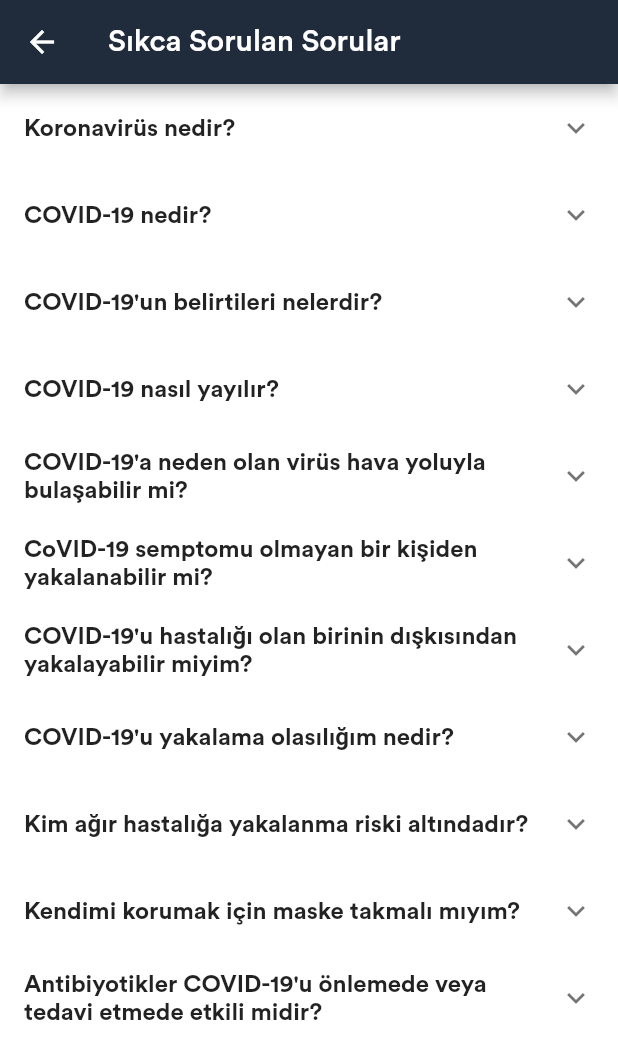
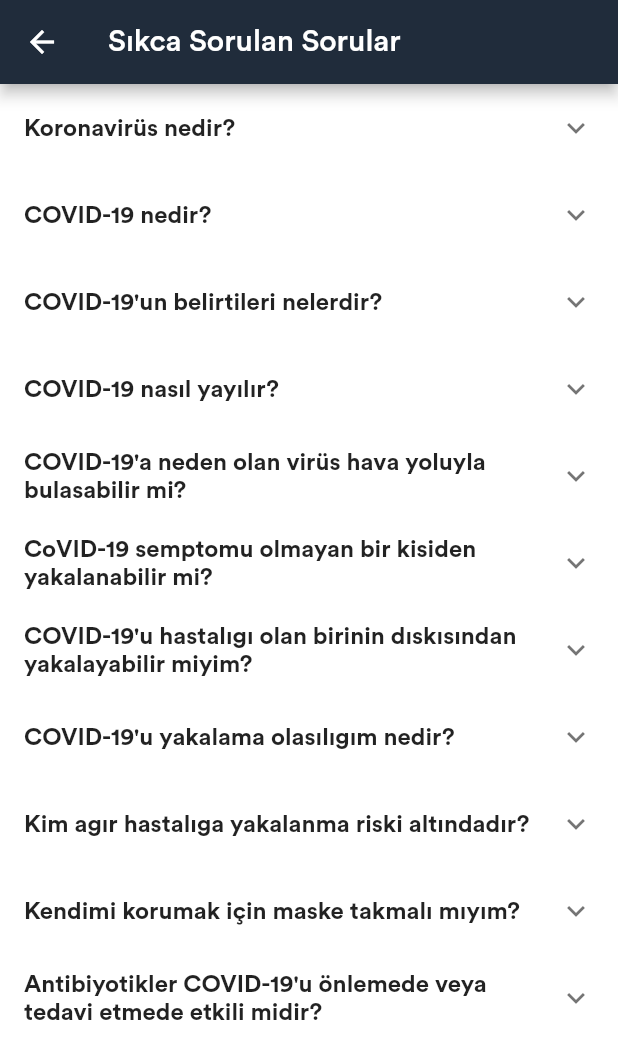
Before and after one commit to OguzhanKaya58/flutter_app_covid, a Flutter app: the screen it shows after launch, after a tap on "SIKCA SORULAN SORULAR", on a phone screen of 412 x 824 dp. Shown: the top 1059 px of the screen. Run offline on Flutter 3.47's test engine with Material 2 defaults, Android fonts, the phone set to English and light mode, and no system bars; our stand-ins replace dynamic_theme; network calls fail.

```diff
--- a/lib/datasorce.dart
+++ b/lib/datasorce.dart
@@ -29,28 +29,28 @@ class DataSource {
     },
     {
       "question":
-          "COVID-19'a neden olan virüs hava yoluyla bulaşabilir mi?",
+          "COVID-19'a neden olan virüs hava yoluyla bulasabilir mi?",
       "answer":
           "Bugüne kadar yapılan araştırmalar, COVID-19'a neden olan virüsün esas olarak hava yoluyla değil, solunum damlacıklarıyla temas yoluyla bulaştığını göstermektedir."
     },
     {
-      "question": "CoVID-19 semptomu olmayan bir kişiden yakalanabilir mi?",
+      "question": "CoVID-19 semptomu olmayan bir kisiden yakalanabilir mi?",
       "answer":
           "Hastalığın yayılmasının ana yolu, öksüren biri tarafından dışarı atılan solunum damlacıklarıdır. Hiç semptomu olmayan birinden COVID-19 kapma riski çok düşüktür. Bununla birlikte, COVID-19'lu birçok kişi yalnızca hafif semptomlar yaşar. Bu, özellikle hastalığın erken aşamalarında geçerlidir. Bu nedenle, örneğin hafif bir öksürüğü olan ve kendini hasta hissetmeyen birinden COVID-19 kapmak mümkündür. DSÖ, COVID-19'un bulaşma dönemiyle ilgili devam eden araştırmaları değerlendiriyor ve güncellenmiş bulguları paylaşmaya devam edecek."
     },
     {
       "question":
-          "COVID-19'u hastalığı olan birinin dışkısından yakalayabilir miyim?",
+          "COVID-19'u hastalıgı olan birinin dıskısından yakalayabilir miyim?",
       "answer":
           "Enfekte bir kişinin dışkısından COVID-19 kapma riski düşük görünmektedir. İlk araştırmalar virüsün bazı durumlarda dışkıda bulunabileceğini öne sürse de, bu yolla yayılma salgının ana özelliği değildir. DSÖ, COVID-19'un yayılma yolları konusunda devam eden araştırmaları değerlendiriyor ve yeni bulguları paylaşmaya devam edecek. Ancak bu bir risk olduğu için, banyoyu kullandıktan sonra ve yemekten önce düzenli olarak ellerin temizlenmesinin başka bir nedenidir."
     },
     {
-      "question": "COVID-19'u yakalama olasılığım nedir?",
+      "question": "COVID-19'u yakalama olasılıgım nedir?",
       "answer":
           "Risk, nerede olduğunuza ve daha spesifik olarak, orada bir COVID-19 salgını olup olmadığına bağlıdır. \nÇoğu yerde çoğu insan için COVID-19'u yakalama riski hala düşüktür. Bununla birlikte, artık dünyanın dört bir yanında (şehirler veya bölgeler) hastalığın yayıldığı yerler var. Bu bölgelerde yaşayan veya ziyaret eden insanlar için COVID-19'a yakalanma riski daha yüksektir. Hükümetler ve sağlık yetkilileri, yeni bir COVID-19 vakası tespit edildiğinde her seferinde güçlü adımlar atıyor. Seyahat, hareket veya büyük toplantılarla ilgili yerel kısıtlamalara uyduğunuzdan emin olun. Hastalık kontrol çabalarıyla işbirliği yapmak, COVID-19'u yakalama veya yayma riskinizi azaltacaktır. \nCOVID-19 salgınları kontrol altına alınabilir ve Çin ve diğer bazı ülkelerde gösterildiği gibi bulaşma durdurulabilir. Ne yazık ki, yeni salgınlar hızla ortaya çıkabilir. Bulunduğunuz veya gitmeyi düşündüğünüz durumun farkında olmak önemlidir. DSÖ, dünya çapında COVID-19 durumu hakkında günlük güncellemeler yayınlar."
     },
     {
-      "question": "Kim ağır hastalığa yakalanma riski altındadır?",
+      "question": "Kim agır hastalıga yakalanma riski altındadır?",
       "answer":
           "COVID-2019'un insanları, yaşlıları ve önceden var olan tıbbi rahatsızlıkları (yüksek tansiyon, kalp hastalığı, akciğer hastalığı, kanser veya diyabet gibi) nasıl etkilediğini öğrenmeye devam ederken, diğerlerinden daha sık ciddi hastalıklar geliştiriyor gibi görünüyor."
     },
--- a/lib/homepage.dart
+++ b/lib/homepage.dart
@@ -4,6 +4,7 @@ import 'package:dynamic_theme/dynamic_theme.dart';
 import 'package:flutter/material.dart';
 import 'package:flutter_app_covid/datasorce.dart';
 import 'package:flutter_app_covid/pages/countyPage.dart';
+import 'package:flutter_app_covid/pages/one_country.dart';
 import 'package:flutter_app_covid/panels/infoPanel.dart';
 import 'package:flutter_app_covid/panels/mosteffectedcountries.dart';
 import 'package:flutter_app_covid/panels/turkey_panel.dart';
@@ -115,7 +116,8 @@ class _HomePageState extends State<HomePage> {
                             fontSize: 16,
                             color: Colors.white,
                             fontWeight: FontWeight.bold),
-                        )),
+                      ),
+                    ),
                   ),
                 ],
               ),
@@ -125,12 +127,44 @@ class _HomePageState extends State<HomePage> {
                 : WorldwidePanel(
                     worldData: worldData,
                   ),
-            SizedBox(height: 10,),
+            SizedBox(
+              height: 10,
+            ),
             Padding(
               padding: const EdgeInsets.symmetric(horizontal: 10.0),
-              child: Text(
+              child: Row(
+                mainAxisAlignment: MainAxisAlignment.spaceBetween,
+                children: [
+                  Text(
                     "Türkiye'de Bugün",
                     style: TextStyle(fontSize: 22, fontWeight: FontWeight.bold),
+                  ),
+                  GestureDetector(
+                    onTap: () {
+                      Navigator.of(context).push(
+                        MaterialPageRoute(
+                          builder: (context) => OneCountry(
+                            country: countryData,
+                            index: 7,
+                          ),
+                        ),
+                      );
+                    },
+                    child: Container(
+                      decoration: BoxDecoration(
+                          color: primaryBlack,
+                          borderRadius: BorderRadius.circular(15)),
+                      padding: EdgeInsets.all(10),
+                      child: Text(
+                        ' Türkiye ',
+                        style: TextStyle(
+                            fontSize: 16,
+                            color: Colors.white,
+                            fontWeight: FontWeight.bold),
+                      ),
+                    ),
+                  ),
+                ],
               ),
             ),
             SizedBox(
@@ -144,7 +178,9 @@ class _HomePageState extends State<HomePage> {
                       turkeyData: countryData,
                     ),
             ),
-            SizedBox(height: 20,),
+            SizedBox(
+              height: 20,
+            ),
             Padding(
               padding: const EdgeInsets.symmetric(horizontal: 10.0),
               child: Text(
```
Also changed, not shown: lib/pages/countyPage.dart (+7 -4 lines). Lines whose indentation alone changed are shown as unchanged.
